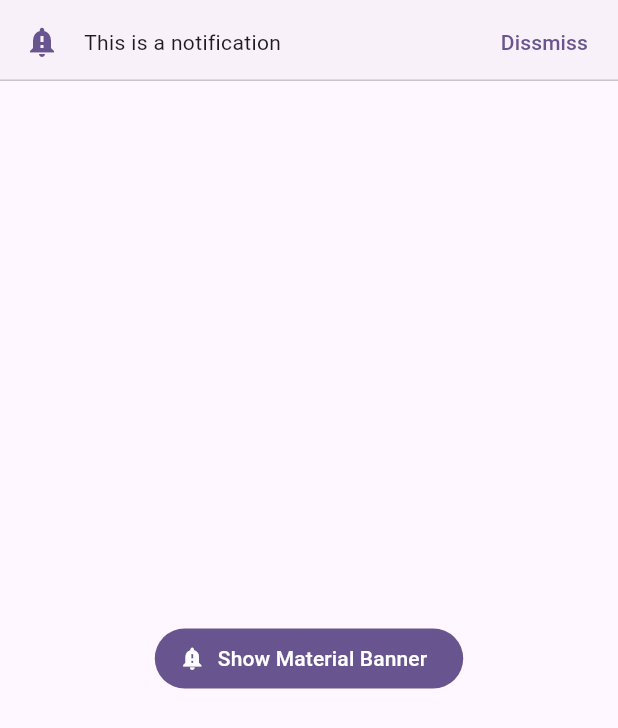
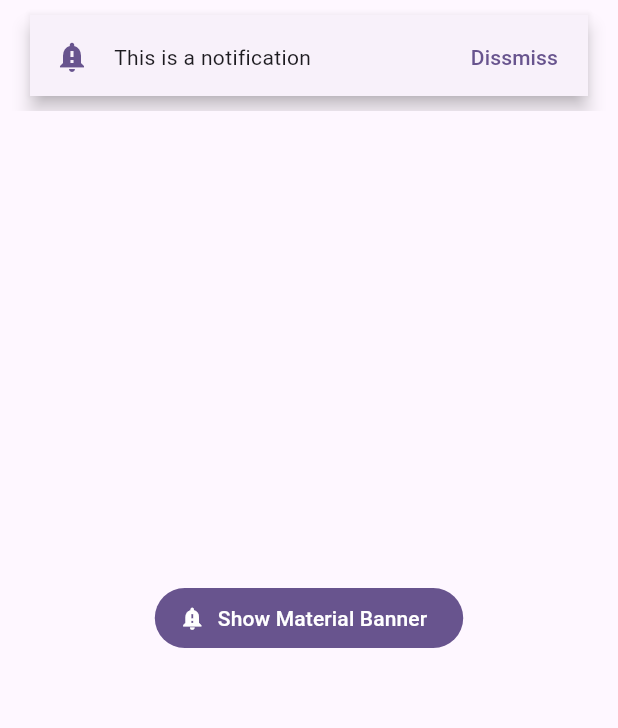
Before and after one commit to JeanGC970520/widgets, a Flutter app: the MaterialBannerWidget screen opened by its route, after a tap on "Show Material Banner", on a phone screen of 412 x 824 dp. Shown: the top 728 px of the screen. Run offline on Flutter 3.47's test engine with Material 2 defaults, Android fonts, the phone set to English and light mode, and no system bars; our stand-ins replace go_router.

Commit message:
Adding elevation and margin to the MaterialBanner

```diff
--- a/lib/presentation/screens/widgets/material_banner_widget.dart
+++ b/lib/presentation/screens/widgets/material_banner_widget.dart
@@ -16,6 +16,11 @@ class MaterialBannerWidget extends StatelessWidget {
           onPressed: () {
             ScaffoldMessenger.of(context).showMaterialBanner(
               MaterialBanner(
+                elevation: 5,
+                margin: const EdgeInsets.symmetric(
+                  horizontal: 20,
+                  vertical: 10,
+                ),
                 leading: Icon( icon, color: colors.primary, ),
                 content: const Text('This is a notification'),
                 actions: [
```
